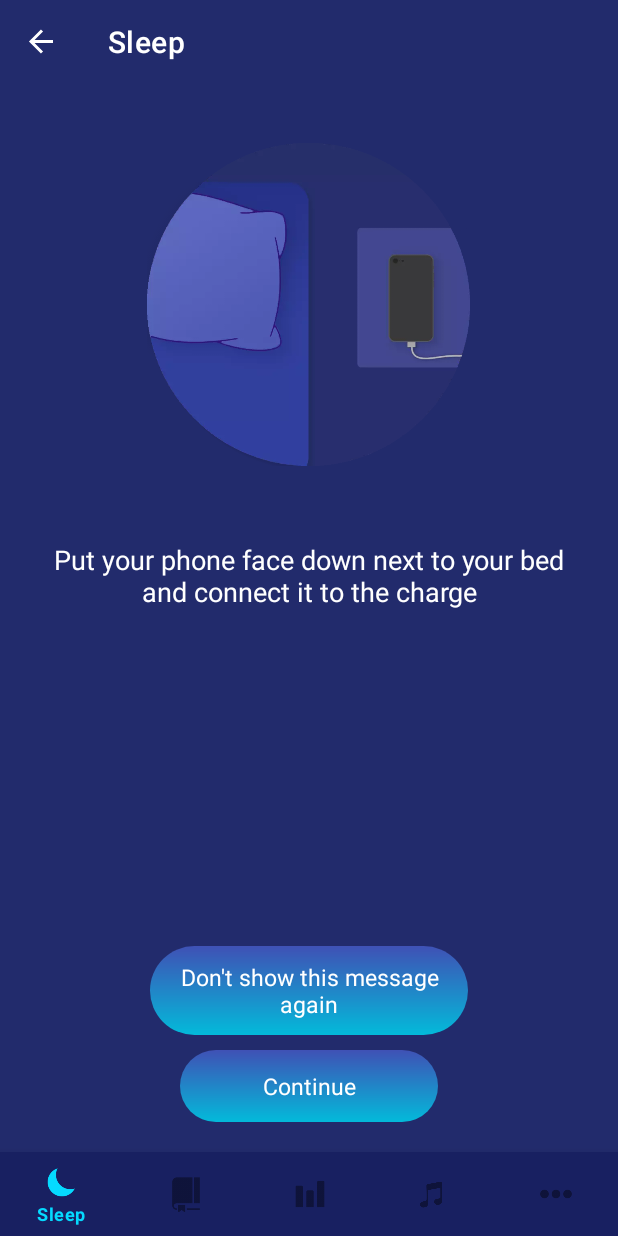
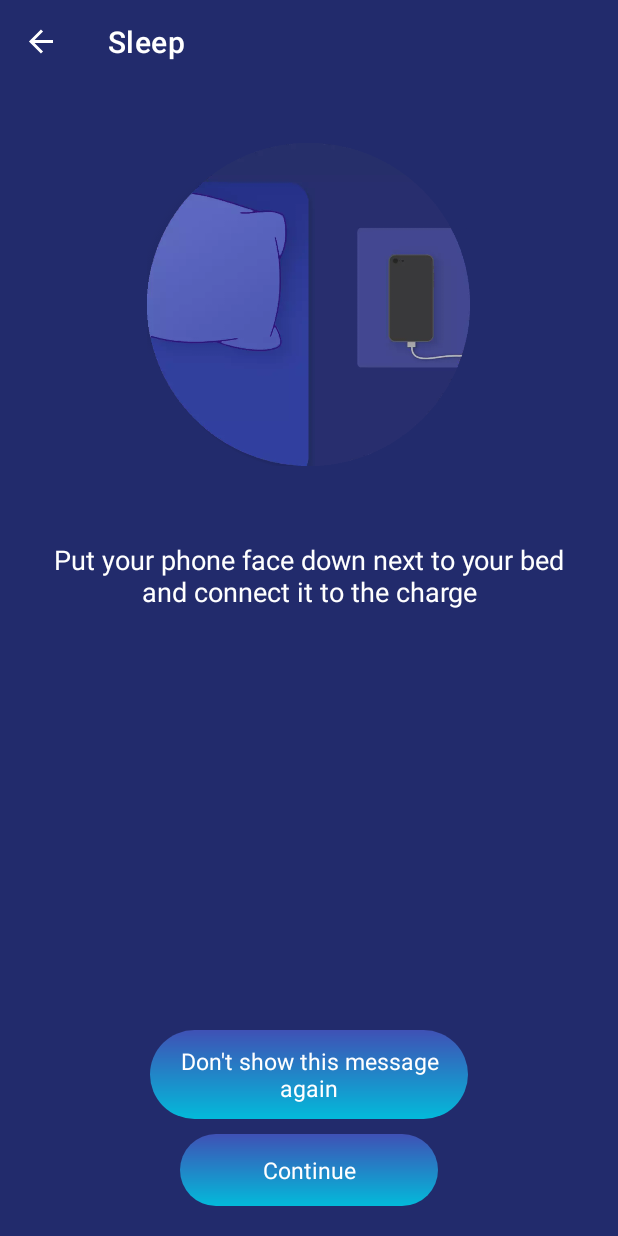
Before and after one commit to korvin432/Slimbo, an Android app: the screen it shows after launch (MainActivity), after a tap on "START", on a phone screen of 412 x 824 dp. Run offline under Robolectric (Android 15) with nearby library versions, the phone set to English and light mode, and no system bars; our stand-ins replace Firebase (no records; nobody signed in at launch, a user with empty details on screens opened directly), Room's generated code, navigation-ui; libraries missing offline, so code that uses them is left out: com.github.mikephil.charting.

Commit message:
small bugs fix

```diff
--- a/app/src/main/java/com/mindyapps/asleep/MainActivity.kt
+++ b/app/src/main/java/com/mindyapps/asleep/MainActivity.kt
@@ -1,9 +1,13 @@
 package com.mindyapps.asleep
 
 import android.content.Intent
+import android.graphics.Color
+import android.graphics.drawable.ColorDrawable
 import android.os.Bundle
+import android.view.View
 import android.view.WindowManager
 import androidx.appcompat.app.AppCompatActivity
+import androidx.core.content.ContextCompat
 import androidx.lifecycle.LiveData
 import androidx.lifecycle.Observer
 import androidx.navigation.NavController
@@ -66,7 +70,29 @@ class MainActivity : AppCompatActivity() {
 
         controller.observe(this, Observer { navController ->
             setupActionBarWithNavController(navController)
+            navController.addOnDestinationChangedListener { _, destination, _ ->
+                when (destination.id) {
+                    R.id.sleeping_tip_fragment -> {
+                        bottomNavigationView.visibility = View.GONE
+                    }
+                    R.id.navigation_sleep -> {
+                        theme.applyStyle(R.style.AppThemeTransparent, true)
+                        supportActionBar!!.setBackgroundDrawable(ColorDrawable(Color.TRANSPARENT))
+                        window.statusBarColor =
+                            ContextCompat.getColor(this, R.color.colorTransparent)
+                    }
+                    else -> {
+                        bottomNavigationView.visibility = View.VISIBLE
+                        supportActionBar!!.setBackgroundDrawable(
+                            ColorDrawable(ContextCompat.getColor(this, R.color.activity_bg))
+                        )
+                        window.statusBarColor = ContextCompat.getColor(this, R.color.activity_bg)
+                    }
+                }
+            }
         })
+
+
         currentNavController = controller
 
         window.setFlags(
--- a/app/src/main/java/com/mindyapps/asleep/ui/sleep/SleepFragment.kt
+++ b/app/src/main/java/com/mindyapps/asleep/ui/sleep/SleepFragment.kt
@@ -141,23 +141,6 @@ class SleepFragment : Fragment(), View.OnClickListener {
         return root
     }
 
-
-    override fun onResume() {
-        super.onResume()
-        requireContext().theme.applyStyle(R.style.AppThemeTransparent, true)
-        (requireActivity() as AppCompatActivity).supportActionBar!!.setBackgroundDrawable(
-            ColorDrawable(Color.TRANSPARENT)
-        )
-        requireActivity().window.statusBarColor = getColor(requireContext(), R.color.colorTransparent)
-    }
-
-    override fun onPause() {
-        super.onPause()
-        (requireActivity() as AppCompatActivity).supportActionBar!!.setBackgroundDrawable(
-            ColorDrawable(getColor(requireContext(), R.color.activity_bg))
-        )
-        requireActivity().window.statusBarColor = getColor(requireContext(), R.color.activity_bg)
-    }
 
     override fun onViewCreated(view: View, savedInstanceState: Bundle?) {
         super.onViewCreated(view, savedInstanceState)
--- a/app/src/main/java/com/mindyapps/asleep/ui/sleeping/SleepingActivity.kt
+++ b/app/src/main/java/com/mindyapps/asleep/ui/sleeping/SleepingActivity.kt
@@ -135,6 +135,10 @@ class SleepingActivity : AppCompatActivity(), View.OnClickListener, View.OnTouch
                         intent.getLongExtra(END_TIME, 0),
                         intent.getLongExtra(START_TIME, 0)
                     )
+
+                    if (!openDetails){
+                        finish()
+                    }
 
                     if (openDetails || fromAlarm) {
                         finish()
--- a/app/src/main/res/layout/fragment_sleep.xml
+++ b/app/src/main/res/layout/fragment_sleep.xml
@@ -138,7 +138,7 @@
                     android:layout_alignParentBottom="true"
                     android:layout_gravity="center_vertical"
                     android:layout_marginStart="5dp"
-                    android:text="@string/music"
+                    android:text="@string/lullaby"
                     android:textColor="@color/colorWhiteText"
                     android:textSize="18sp" />
             </RelativeLayout>
--- a/app/src/main/res/values/strings.xml
+++ b/app/src/main/res/values/strings.xml
@@ -1,5 +1,5 @@
 <resources>
-    <string name="app_name">Asleep</string>
+    <string name="app_name">asleep</string>
     <string name="title_sleep">Sleep</string>
     <string name="title_history">History</string>
     <string name="title_relax">Relax</string>
@@ -136,6 +136,7 @@
     <string name="smart_alarm_text">Alarm will be activated in a convenient sleep cycle between %1$s and %2$d</string>
     <string name="no_recordings">No recordings</string>
     <string name="this_is_demo_data">This is demo data. Track at least one dream to see your statistics.</string>
+    <string name="lullaby">Lullaby</string>
     <string-array name="repeat_minutes">
         <item>Never</item>
         <item>5</item>
```
